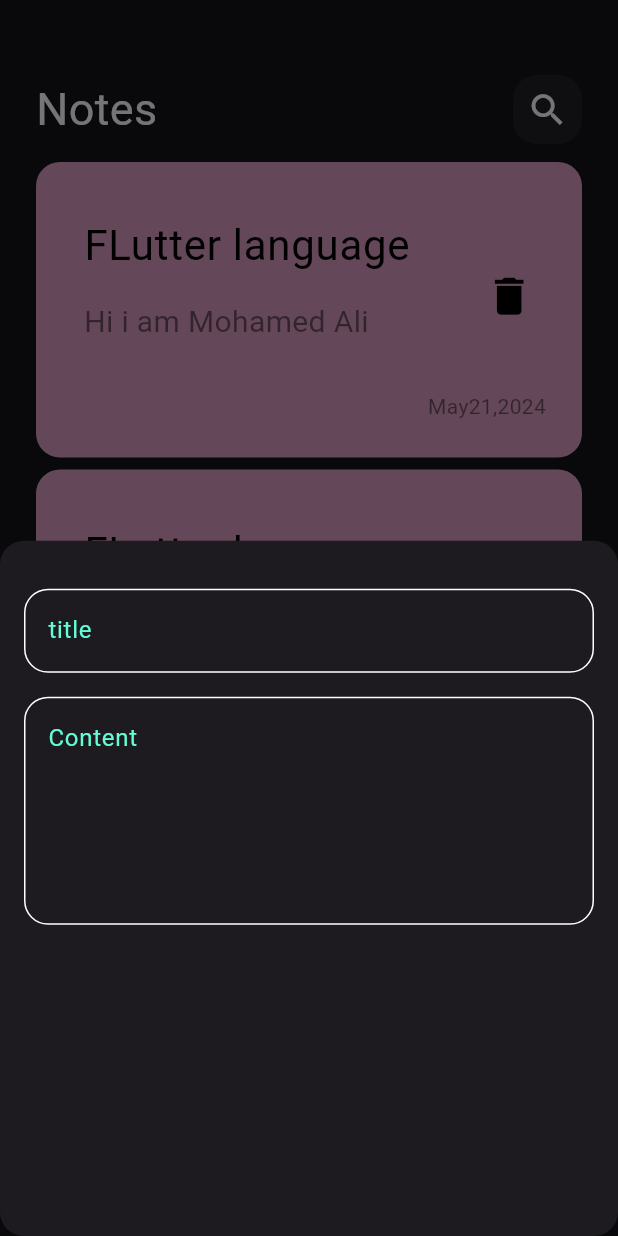
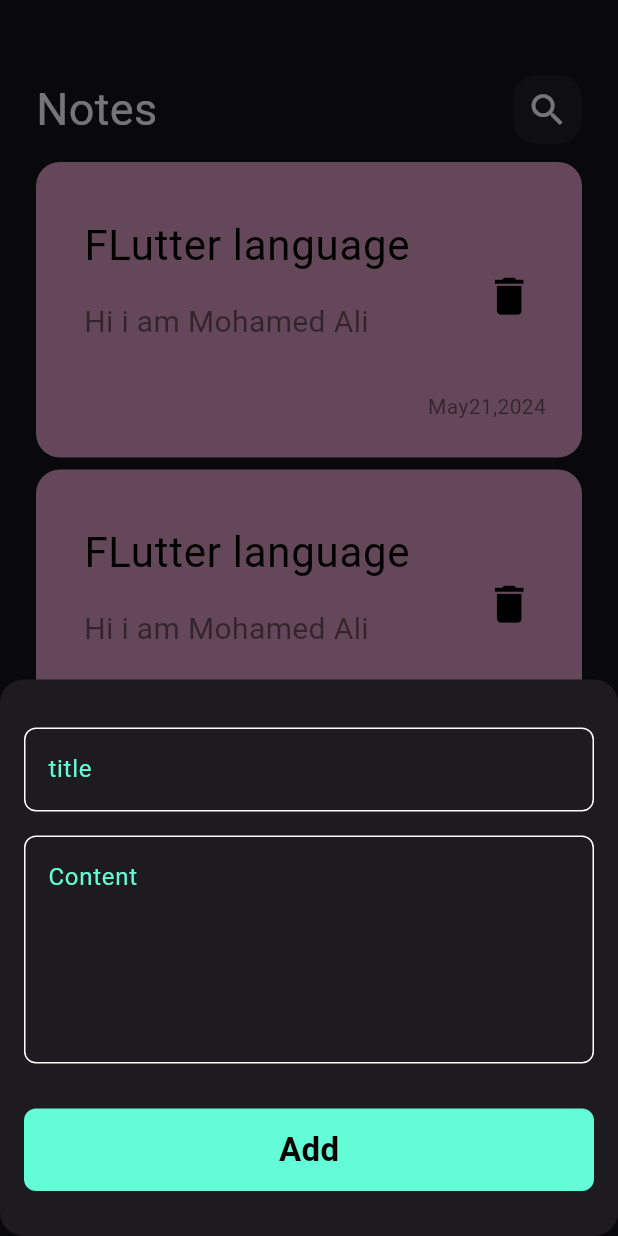
Before and after one commit to MohamedAliShaltoot/My_Notes_App_Flutter, a Flutter app: the screen it shows after launch, after a tap on the "add" icon, on a phone screen of 412 x 824 dp. Run offline on Flutter 3.47's test engine with Material 3 defaults, Android fonts, the phone set to English and light mode, and no system bars.

Commit message:
finish notes bottom sheet

```diff
--- a/lib/widgets/add_note_bottom_sheet.dart
+++ b/lib/widgets/add_note_bottom_sheet.dart
@@ -1,4 +1,6 @@
 import 'package:flutter/material.dart';
+import 'package:notes_app/constants.dart';
+import 'package:notes_app/widgets/custom_button.dart';
 import 'package:notes_app/widgets/custom_text_field.dart';
 
 class AddNoteBottomSheet extends StatelessWidget {
@@ -8,13 +10,19 @@ class AddNoteBottomSheet extends StatelessWidget {
   Widget build(BuildContext context) {
     return  Padding(
       padding: const EdgeInsets.symmetric(horizontal: 16),
+      child: SingleChildScrollView(
         child: Column(
           children: [
             const SizedBox(height: 32,),
         CustomTextField(text: "title",),
         const SizedBox(height: 16,),
-       CustomTextField(text: "Content",maxLines:5 ,)
+         CustomTextField(text: "Content",maxLines:5 ,),
+          const SizedBox(height: 30,),
+         const CustomBotton(),
+         const SizedBox(height: 30,),
+
           ],
+        ),
       ),
     );
   }
--- /dev/null
+++ b/lib/widgets/custom_button.dart
@@ -0,0 +1,21 @@
+import 'package:flutter/material.dart';
+import 'package:notes_app/constants.dart';
+
+class CustomBotton extends StatelessWidget {
+  const CustomBotton({super.key});
+
+  @override
+  Widget build(BuildContext context) {
+    return Container(
+      width: MediaQuery.of(context).size.width,
+      height: 55,
+      decoration: BoxDecoration(
+        color: KprimaryColor,
+        borderRadius: BorderRadius.circular(8),
+      ),
+      child: const Center(
+        child: Text("Add",style: TextStyle(color: Colors.black,fontSize: 22,fontWeight: FontWeight.bold),),
+      ),
+    );
+  }
+}
--- a/lib/widgets/custom_text_field.dart
+++ b/lib/widgets/custom_text_field.dart
@@ -23,7 +23,7 @@ class CustomTextField extends StatelessWidget {
 
   OutlineInputBorder buildBorder([color]) {
     return OutlineInputBorder(
-borderRadius: BorderRadius.circular(16),
+borderRadius: BorderRadius.circular(8),
 borderSide:   BorderSide( color:color ?? Colors.white)
       );
   }
```
Lines whose indentation alone changed are shown as unchanged.
